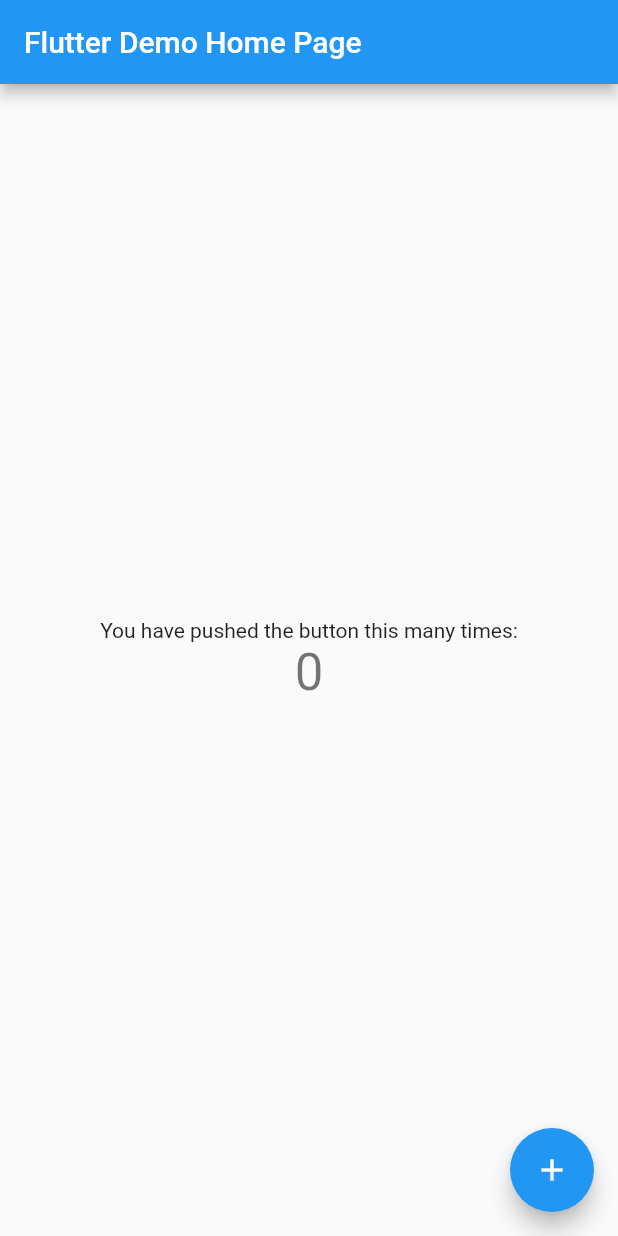
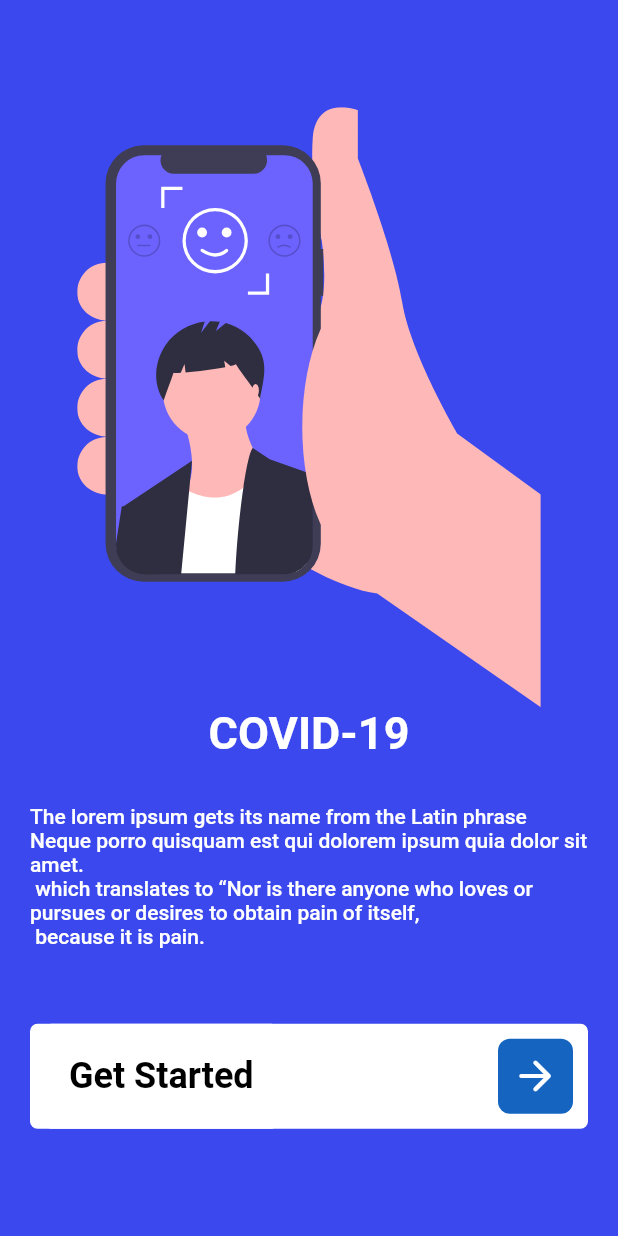
Before and after one commit to dimeprog/simple_ui, a Flutter app: the screen it shows after launch, on a phone screen of 412 x 824 dp. Run offline on Flutter 3.47's test engine with Material 2 defaults, Android fonts, the phone set to English and light mode, and no system bars; our stand-ins replace flutter_rating_bar, flutter_svg.

Commit message:
completed project

```diff
--- /dev/null
+++ b/simple_ui/lib/data/data.dart
@@ -0,0 +1,16 @@
+import 'package:simple_ui/models/product.dart';
+
+List<Product> ProductList = [
+  Product(name: "BUGGAR", rating: 5.0, lowerPrice: 35, upperPrice: 45),
+  Product(name: "PIZZA", rating: 3.6, lowerPrice: 10, upperPrice: 15),
+  Product(name: "SOUP", rating: 4.8, lowerPrice: 10, upperPrice: 15),
+  Product(name: "JOLLOF RICE", rating: 2.4, lowerPrice: 5, upperPrice: 15),
+  Product(name: "BISCULT", rating: 3.6, lowerPrice: 10, upperPrice: 20),
+  Product(name: "COFFEE", rating: 4.5, lowerPrice: 25, upperPrice: 30),
+  Product(name: "TEA", rating: 3.0, lowerPrice: 70, upperPrice: 80),
+  Product(name: "BREAD", rating: 4.0, lowerPrice: 50, upperPrice: 55),
+  Product(name: "SALT", rating: 3.5, lowerPrice: 5, upperPrice: 15),
+  Product(name: "MAGGI", rating: 3.8, lowerPrice: 90, upperPrice: 120),
+  Product(name: "GINGER", rating: 3.6, lowerPrice: 5, upperPrice: 10),
+  Product(name: "BOTTLE", rating: 4.7, lowerPrice: 5, upperPrice: 10),
+];
--- a/simple_ui/lib/main.dart
+++ b/simple_ui/lib/main.dart
@@ -1,4 +1,6 @@
 import 'package:flutter/material.dart';
+import 'package:simple_ui/screens/home_page.dart';
+import 'package:simple_ui/screens/splash_page.dart';
 
 void main() {
   runApp(const MyApp());
@@ -11,105 +13,12 @@ class MyApp extends StatelessWidget {
   @override
   Widget build(BuildContext context) {
     return MaterialApp(
-      title: 'Flutter Demo',
+      title: 'Simple Ui',
+      debugShowCheckedModeBanner: false,
       theme: ThemeData(
-        // This is the theme of your application.
-        //
-        // Try running your application with "flutter run". You'll see the
-        // application has a blue toolbar. Then, without quitting the app, try
-        // changing the primarySwatch below to Colors.green and then invoke
-        // "hot reload" (press "r" in the console where you ran "flutter run",
-        // or simply save your changes to "hot reload" in a Flutter IDE).
-        // Notice that the counter didn't reset back to zero; the application
-        // is not restarted.
-        primarySwatch: Colors.blue,
-      ),
-      home: const MyHomePage(title: 'Flutter Demo Home Page'),
+          primarySwatch: Colors.amber,
+          iconTheme: const IconThemeData(color: Colors.white)),
+      home: SplashPage(),
     );
   }
 }
-
-class MyHomePage extends StatefulWidget {
-  const MyHomePage({super.key, required this.title});
-
-  // This widget is the home page of your application. It is stateful, meaning
-  // that it has a State object (defined below) that contains fields that affect
-  // how it looks.
-
-  // This class is the configuration for the state. It holds the values (in this
-  // case the title) provided by the parent (in this case the App widget) and
-  // used by the build method of the State. Fields in a Widget subclass are
-  // always marked "final".
-
-  final String title;
-
-  @override
-  State<MyHomePage> createState() => _MyHomePageState();
-}
-
-class _MyHomePageState extends State<MyHomePage> {
-  int _counter = 0;
-
-  void _incrementCounter() {
-    setState(() {
-      // This call to setState tells the Flutter framework that something has
-      // changed in this State, which causes it to rerun the build method below
-      // so that the display can reflect the updated values. If we changed
-      // _counter without calling setState(), then the build method would not be
-      // called again, and so nothing would appear to happen.
-      _counter++;
-    });
-  }
-
-  @override
-  Widget build(BuildContext context) {
-    // This method is rerun every time setState is called, for instance as done
-    // by the _incrementCounter method above.
-    //
-    // The Flutter framework has been optimized to make rerunning build methods
-    // fast, so that you can just rebuild anything that needs updating rather
-    // than having to individually change instances of widgets.
-    return Scaffold(
-      appBar: AppBar(
-        // Here we take the value from the MyHomePage object that was created by
-        // the App.build method, and use it to set our appbar title.
-        title: Text(widget.title),
-      ),
-      body: Center(
-        // Center is a layout widget. It takes a single child and positions it
-        // in the middle of the parent.
-        child: Column(
-          // Column is also a layout widget. It takes a list of children and
-          // arranges them vertically. By default, it sizes itself to fit its
-          // children horizontally, and tries to be as tall as its parent.
-          //
-          // Invoke "debug painting" (press "p" in the console, choose the
-          // "Toggle Debug Paint" action from the Flutter Inspector in Android
-          // Studio, or the "Toggle Debug Paint" command in Visual Studio Code)
-          // to see the wireframe for each widget.
-          //
-          // Column has various properties to control how it sizes itself and
-          // how it positions its children. Here we use mainAxisAlignment to
-          // center the children vertically; the main axis here is the vertical
-          // axis because Columns are vertical (the cross axis would be
-          // horizontal).
-          mainAxisAlignment: MainAxisAlignment.center,
-          children: <Widget>[
-            const Text(
-              'You have pushed the button this many times:',
-            ),
-            Text(
-              '$_counter',
-              style: Theme.of(context).textTheme.headline4,
-            ),
-          ],
-        ),
-      ),
-      floatingActionButton: FloatingActionButton(
-        onPressed: _incrementCounter,
-        tooltip: 'Increment',
-        child: const Icon(Icons.add),
-      ), // This trailing comma makes auto-formatting nicer for build methods.
-    );
-  }
-}
--- /dev/null
+++ b/simple_ui/lib/screens/splash_page.dart
@@ -0,0 +1,103 @@
+import 'package:flutter/material.dart';
+import 'package:flutter_svg/flutter_svg.dart';
+
+class SplashPage extends StatefulWidget {
+  const SplashPage({super.key});
+
+  @override
+  State<SplashPage> createState() => _SplashPageState();
+}
+
+class _SplashPageState extends State<SplashPage> {
+  final TextEditingController _controller = TextEditingController();
+  @override
+  Widget build(BuildContext context) {
+    return Scaffold(
+      body: Container(
+        color: const Color(0xff3a48ed),
+        child: Column(
+          mainAxisAlignment: MainAxisAlignment.center,
+          children: [
+            Center(
+              child: SizedBox(
+                height: 400,
+                width: 350,
+                child: SvgPicture.asset('assets/images/lode _asset.svg'),
+              ),
+            ),
+            const Text(
+              "COVID-19",
+              style: TextStyle(
+                color: Colors.white,
+                fontSize: 30,
+                fontWeight: FontWeight.bold,
+              ),
+            ),
+            const Padding(
+              padding: EdgeInsets.symmetric(horizontal: 20, vertical: 30),
+              child: Center(
+                child: Text(
+                  'The lorem ipsum gets its name from the Latin phrase \nNeque porro quisquam est qui dolorem ipsum quia dolor sit amet.\n which translates to “Nor is there anyone who loves or pursues or desires to obtain pain of itself,\n because it is pain.',
+                  style: TextStyle(
+                      color: Colors.white,
+                      fontWeight: FontWeight.w500,
+                      fontSize: 14),
+                ),
+              ),
+            ),
+            const SizedBox(
+              height: 20,
+            ),
+            SizedBox(
+              child: Container(
+                decoration: BoxDecoration(
+                    color: Colors.white,
+                    borderRadius: BorderRadius.circular(5)),
+                height: 70,
+                width: double.infinity,
+                margin: const EdgeInsets.symmetric(horizontal: 20),
+                child: Padding(
+                  padding: const EdgeInsets.symmetric(horizontal: 10),
+                  child: Row(
+                    mainAxisAlignment: MainAxisAlignment.spaceBetween,
+                    children: [
+                      SizedBox(
+                        height: 70,
+                        child: ElevatedButton(
+                          onPressed: () {},
+                          style: ElevatedButton.styleFrom(
+                            elevation: 0,
+                            backgroundColor: Colors.white,
+                          ),
+                          child: const Text(
+                            "Get Started",
+                            style: TextStyle(
+                              color: Colors.black,
+                              fontSize: 24,
+                              fontWeight: FontWeight.bold,
+                            ),
+                          ),
+                        ),
+                      ),
+                      Container(
+                          height: 50,
+                          width: 50,
+                          decoration: BoxDecoration(
+                              color: Colors.blue[800],
+                              borderRadius: BorderRadius.circular(8)),
+                          child: const Icon(
+                            Icons.arrow_forward_rounded,
+                            size: 32,
+                          ))
+                    ],
+                  ),
+                ),
+              ),
+            ),
+          ],
+        ),
+      ),
+    );
+    // )
+  }
+}
--- a/simple_ui/pubspec.yaml
+++ b/simple_ui/pubspec.yaml
@@ -36,6 +36,8 @@ dependencies:
   # The following adds the Cupertino Icons font to your application.
   # Use with the CupertinoIcons class for iOS style icons.
   cupertino_icons: ^1.0.2
+  flutter_rating_bar: ^4.0.1
+  flutter_svg: ^1.1.6
 
 dev_dependencies:
   flutter_test:
@@ -60,8 +62,8 @@ flutter:
   uses-material-design: true
 
   # To add assets to your application, add an assets section, like this:
-  # assets:
-  #   - images/a_dot_burr.jpeg
+  assets:
+    - assets/images/
   #   - images/a_dot_ham.jpeg
 
   # An image asset can refer to one or more resolution-specific "variants", see
```
Also changed, not shown: simple_ui/lib/models/product.dart (added, +17 -0 lines), simple_ui/lib/screens/home_page.dart (added, +130 -0 lines), simple_ui/lib/widgets/app_drawer.dart (added, +20 -0 lines), simple_ui/lib/widgets/notifiication_bag.dart (added, +40 -0 lines), simple_ui/assets/images/lode _asset.svg (added), simple_ui/pubspec.lock.
